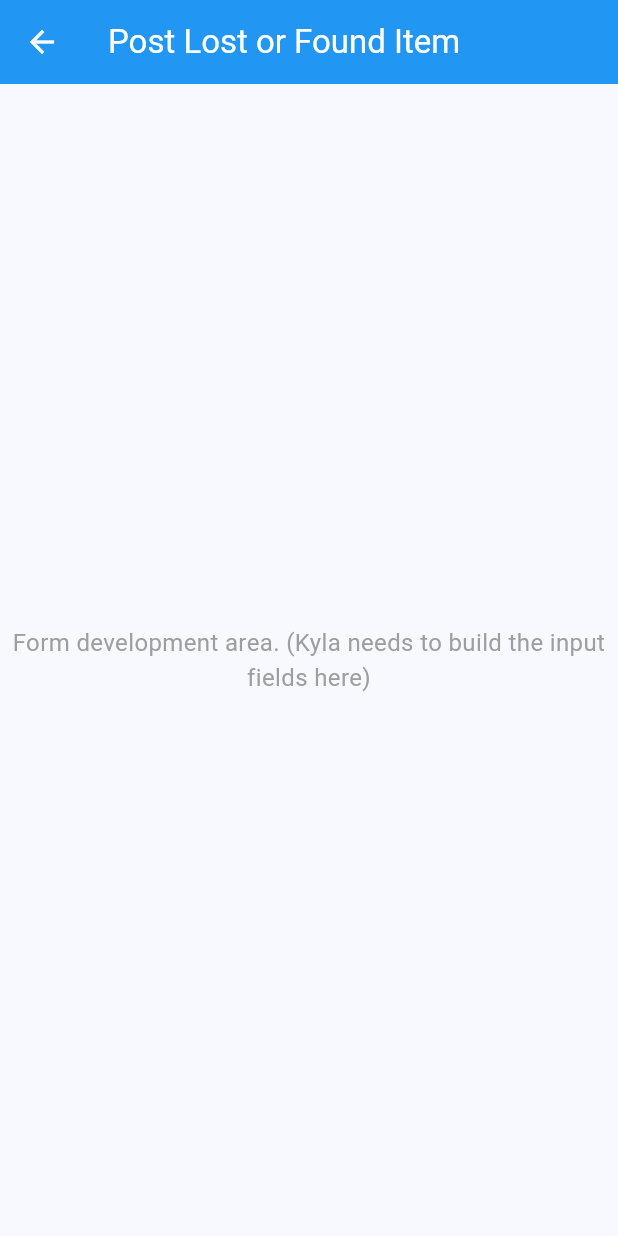
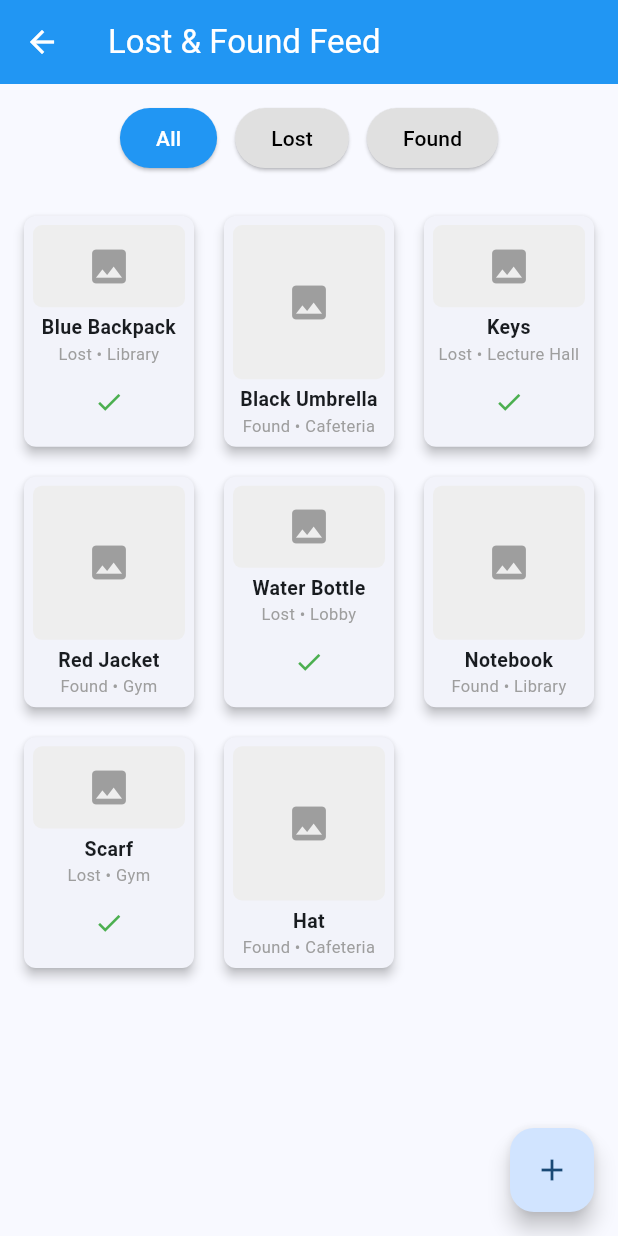
Before and after one commit to hotdogwithcheese/campus-lost-found, a Flutter app: the screen it shows after launch, after a tap on "Continue to App Feed", on a phone screen of 412 x 824 dp. Run offline on Flutter 3.47's test engine with Material 3 defaults, Android fonts, the phone set to English and light mode, and no system bars; our stand-ins replace supabase_flutter; accounts and stored records are empty.

Commit message:
Add FeedScreen with 3-column grid, + button, and mark-as-claimed functionality

```diff
--- a/lib/screens/feed_screen.dart
+++ b/lib/screens/feed_screen.dart
@@ -0,0 +1,144 @@
+import 'package:flutter/material.dart';
+import 'post_item_screen.dart';
+
+class FeedScreen extends StatefulWidget {
+  const FeedScreen({super.key});
+
+  @override
+  State<FeedScreen> createState() => _FeedScreenState();
+}
+
+class _FeedScreenState extends State<FeedScreen> {
+  String selectedFilter = "All"; // "All", "Lost", "Found"
+
+  final List<Map<String, String>> items = [
+    {"name": "Blue Backpack", "status": "Lost", "location": "Library"},
+    {"name": "Black Umbrella", "status": "Found", "location": "Cafeteria"},
+    {"name": "Keys", "status": "Lost", "location": "Lecture Hall"},
+    {"name": "Red Jacket", "status": "Found", "location": "Gym"},
+    {"name": "Water Bottle", "status": "Lost", "location": "Lobby"},
+    {"name": "Notebook", "status": "Found", "location": "Library"},
+    {"name": "Scarf", "status": "Lost", "location": "Gym"},
+    {"name": "Hat", "status": "Found", "location": "Cafeteria"},
+  ];
+
+  List<Map<String, String>> get filteredItems {
+    if (selectedFilter == "All") return items;
+    return items.where((item) => item['status'] == selectedFilter).toList();
+  }
+
+  @override
+  Widget build(BuildContext context) {
+    return Scaffold(
+      appBar: AppBar(
+        title: const Text('Lost & Found Feed'),
+        backgroundColor: Colors.blue,
+        foregroundColor: Colors.white,
+      ),
+      body: Column(
+        children: [
+          // Filter buttons
+          Padding(
+            padding: const EdgeInsets.all(12.0),
+            child: Row(
+              mainAxisAlignment: MainAxisAlignment.center,
+              children: ["All", "Lost", "Found"].map((filter) {
+                final isSelected = selectedFilter == filter;
+                return Padding(
+                  padding: const EdgeInsets.symmetric(horizontal: 6),
+                  child: ElevatedButton(
+                    onPressed: () {
+                      setState(() {
+                        selectedFilter = filter;
+                      });
+                    },
+                    style: ElevatedButton.styleFrom(
+                      backgroundColor: isSelected ? Colors.blue : Colors.grey.shade300,
+                      foregroundColor: isSelected ? Colors.white : Colors.black,
+                    ),
+                    child: Text(filter),
+                  ),
+                );
+              }).toList(),
+            ),
+          ),
+
+          // Grid of items
+          Expanded(
+            child: GridView.builder(
+              padding: const EdgeInsets.all(12),
+              gridDelegate: const SliverGridDelegateWithFixedCrossAxisCount(
+                crossAxisCount: 3,        // 3 columns
+                crossAxisSpacing: 12,
+                mainAxisSpacing: 12,
+                childAspectRatio: 0.75,   // height vs width ratio
+              ),
+              itemCount: filteredItems.length,
+              itemBuilder: (context, index) {
+                final item = filteredItems[index];
+                return Card(
+                  elevation: 3,
+                  shape: RoundedRectangleBorder(borderRadius: BorderRadius.circular(8)),
+                  child: Padding(
+                    padding: const EdgeInsets.all(6.0),
+                    child: Column(
+                      crossAxisAlignment: CrossAxisAlignment.center,
+                      children: [
+                        Expanded(
+                          child: Container(
+                            width: double.infinity,
+                            decoration: BoxDecoration(
+                              color: Colors.grey.shade200,
+                              borderRadius: BorderRadius.circular(6),
+                            ),
+                            child: const Center(
+                              child: Icon(Icons.image, size: 30, color: Colors.grey),
+                            ),
+                          ),
+                        ),
+                        const SizedBox(height: 4),
+                        Text(
+                          item['name']!,
+                          style: const TextStyle(fontWeight: FontWeight.bold, fontSize: 13),
+                          textAlign: TextAlign.center,
+                          maxLines: 1,
+                          overflow: TextOverflow.ellipsis,
+                        ),
+                        Text(
+                          "${item['status']} • ${item['location']!}",
+                          style: const TextStyle(fontSize: 11, color: Colors.grey),
+                          textAlign: TextAlign.center,
+                          maxLines: 1,
+                          overflow: TextOverflow.ellipsis,
+                        ),
+                        if (item['status'] == 'Lost')
+                          IconButton(
+                            icon: const Icon(Icons.check, color: Colors.green, size: 20),
+                            tooltip: 'Mark as Claimed',
+                            onPressed: () {
+                              setState(() {
+                                item['status'] = 'Claimed';
+                              });
+                            },
+                          ),
+                      ],
+                    ),
+                  ),
+                );
+              },
+            ),
+          ),
+        ],
+      ),
+      floatingActionButton: FloatingActionButton(
+        onPressed: () {
+          Navigator.push(
+            context,
+            MaterialPageRoute(builder: (_) => const PostItemScreen()),
+          );
+        },
+        child: const Icon(Icons.add),
+      ),
+    );
+  }
+}
--- a/lib/screens/home_screen.dart
+++ b/lib/screens/home_screen.dart
@@ -1,7 +1,5 @@
 import 'package:flutter/material.dart';
-
-// Import the screen you want to navigate to
-import 'post_item_screen.dart';
+import 'feed_screen.dart'; // Import the FeedScreen
 
 class HomeScreen extends StatefulWidget {
   const HomeScreen({super.key});
@@ -11,13 +9,9 @@ class HomeScreen extends StatefulWidget {
 }
 
 class _HomeScreenState extends State<HomeScreen> {
-
-  // This function handles the navigation when the button is pressed
   void _navigateToMainFeed() {
-    // 🎯 NOTE: Replace 'PostItemScreen()' with your actual main feed screen
-    // if it has a different name (e.g., MainFeedScreen()).
     Navigator.of(context).push(MaterialPageRoute(
-      builder: (_) => const PostItemScreen(),
+      builder: (_) => const FeedScreen(),
     ));
   }
 
@@ -36,13 +30,11 @@ class _HomeScreenState extends State<HomeScreen> {
           children: [
             // Logo Image
             Image.asset(
-              'assets/images/app_logo.png', // Ensure this path is correct
+              'assets/images/app_logo.png', // Make sure this exists
               width: 500,
               height: 200,
             ),
-
-            const SizedBox(height: 50), // Increased spacing
-
+            const SizedBox(height: 50),
             // App Name
             const Text(
               'Campus Lost & Found',
@@ -53,7 +45,6 @@ class _HomeScreenState extends State<HomeScreen> {
               ),
             ),
             const SizedBox(height: 10),
-
             // Tagline
             const Text(
               'Find what\'s lost. Return what\'s found.',
@@ -63,9 +54,8 @@ class _HomeScreenState extends State<HomeScreen> {
                 fontStyle: FontStyle.italic,
               ),
             ),
-            const SizedBox(height: 80), // Increased spacing before the button
-
-            // 🎯 FIXED: Replaced the "Coming Soon" container with a button
+            const SizedBox(height: 80),
+            // Continue button
             ElevatedButton.icon(
               onPressed: _navigateToMainFeed,
               icon: const Icon(Icons.arrow_forward_ios),
```
Also changed, not shown: lib/screens/post_item_screen.dart (+86 -7 lines).
